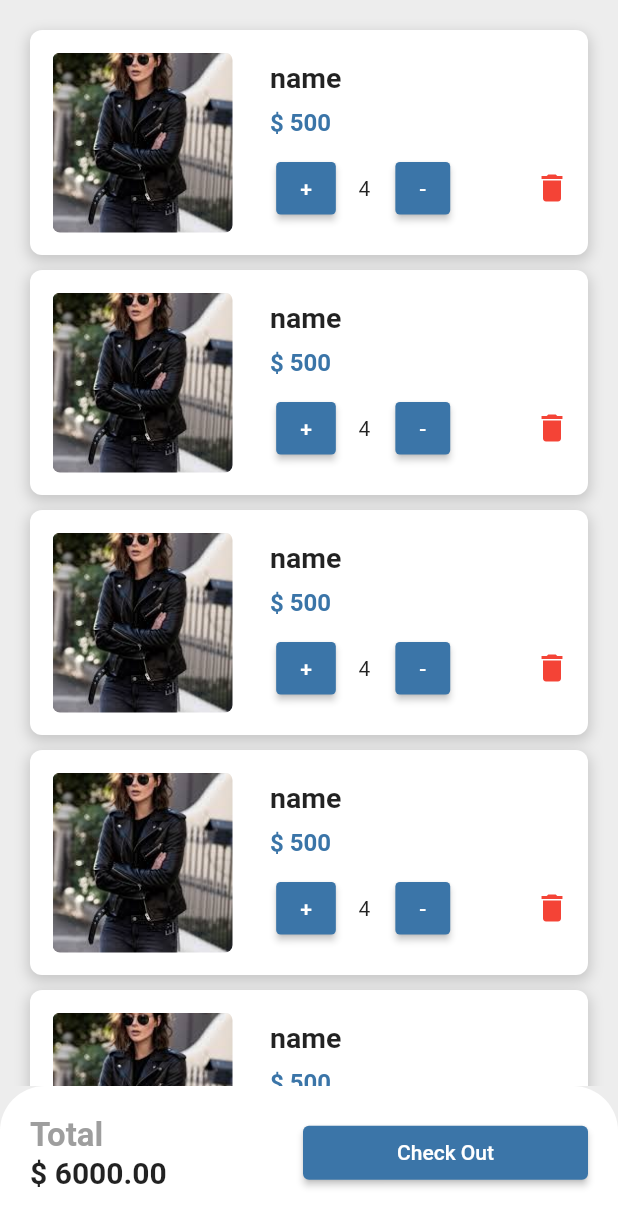
After one commit to Reem395/ITI_NewShopApp_Graduation, a Flutter app: the CartPage screen opened directly, on a phone screen of 412 x 824 dp. The commit adds this screen. Shown: the top 1227 px of the screen. Run offline on Flutter 3.47's test engine with Material 2 defaults, Android fonts, the phone set to English and light mode, and no system bars; our stand-ins replace bloc, carousel_slider, cloud_firestore, conditional_builder_null_safety, dio, firebase_core and 5 more; accounts and stored records are empty; network calls fail.

Commit message:
cartpage added

```diff
--- a/lib/Modules/Block/States.dart
+++ b/lib/Modules/Block/States.dart
@@ -68,3 +68,6 @@ class ShopSuccessSignUpScreen extends ShopStates{
 }
 
 class ShopFailSignUpScreen extends ShopStates{}
+
+class IndexPageChanged extends ShopStates{}
+class Indexbottom extends ShopStates{}
--- /dev/null
+++ b/lib/Modules/cartpage.dart
@@ -0,0 +1,252 @@
+import 'package:flutter/material.dart';
+import 'package:shop_app/Shared/Components.dart';
+
+import '../Shared/constants.dart';
+
+class CartPage extends StatefulWidget {
+  @override
+  _CartPageState createState() => _CartPageState();
+}
+
+class _CartPageState extends State<CartPage> {
+  @override
+  Widget build(BuildContext context) {
+    return Scaffold(
+      backgroundColor: Color.fromARGB(255, 237, 237, 237),
+      // appBar: AppBar(
+      //   centerTitle: true,
+      //   leading: Icon(Icons.arrow_back),
+      //   title: Column(
+      //     children: [
+      //       const Text(
+      //         "Your Cart",
+      //         style: TextStyle(color: Colors.black),
+      //       ),
+      //       Text(
+      //         "10 items",
+      //         style: Theme.of(context).textTheme.caption,
+      //       ),
+      //     ],
+      //   ),
+      // ),
+
+      body: Container(
+        color: Color.fromARGB(255, 237, 237, 237),
+        child: ListView(
+          children: <Widget>[
+            Padding(
+              padding: EdgeInsets.all(15),
+              child: Column(
+                children: List.generate(5, (index) {
+                  return Padding(
+                    padding: const EdgeInsets.all(5.0),
+                    child: Container(
+                      decoration: BoxDecoration(
+                        borderRadius: BorderRadius.circular(8),
+                        color: Colors.white,
+                        boxShadow:[
+                          BoxShadow(
+                            color: Colors.grey.withOpacity(0.5),
+                            spreadRadius: 1,
+                            blurRadius: 7,
+                            offset: Offset(0, 3), // changes position of shadow
+                          ),
+                        ] ,
+                      ),
+                      child: Row(
+                        children: [
+                          Padding(
+                            padding: const EdgeInsets.all(15),
+                            child: Column(
+                              children: <Widget>[
+                                Container(
+                                  child: Center(
+                                    child: Container(
+                                      width: 120,
+                                      height: 120,
+                                      decoration: BoxDecoration(
+                                        // boxShadow:[
+                                        //   BoxShadow(
+                                        //     color: Colors.grey.withOpacity(0.5),
+                                        //     spreadRadius: 5,
+                                        //     blurRadius: 2,
+                                        //     offset: Offset(0, 3), // changes position of shadow
+                                        //   ),
+                                        // ] ,
+                                          borderRadius: BorderRadius.circular(5),
+                                          image: const DecorationImage(
+                                              image:
+                                                  AssetImage("assets/images/girl.png"),
+                                              fit: BoxFit.cover)),
+                                    ),
+                                  ),
+                                ),
+                              ],
+                            ),
+                          ),
+                          const SizedBox(
+                            width: 10,
+                          ),
+                          Expanded(
+                              child: Column(
+                            crossAxisAlignment: CrossAxisAlignment.start,
+                            children: [
+                              Text(
+                                "name",
+                                style: TextStyle(
+                                  fontSize: 19,
+                                  fontWeight: FontWeight.bold
+                                ),
+                              ),
+                             const SizedBox(
+                                height: 10,
+                              ),
+                              Text(
+                                    "\$ 500",
+                                    style: TextStyle(
+                                        fontSize: 16, color: defaultColor,
+                                        fontWeight: FontWeight.bold),
+                                  ),
+                              const SizedBox(
+                                height: 10,
+                              ),
+                                    Row(
+                                        mainAxisAlignment: MainAxisAlignment.spaceBetween,
+                                      children: [
+                                       Row(
+                                          children: [
+                                          ElevatedButton(onPressed: (){
+
+                                        }, child: Text("+"),
+                                          style: ButtonStyle(
+                                            minimumSize:MaterialStateProperty.all(Size(35, 35)) ,
+                                            backgroundColor: MaterialStateProperty.all(defaultColor),
+                                              shape:
+                                                MaterialStateProperty.all<RoundedRectangleBorder>(
+                                                RoundedRectangleBorder(
+                                                  borderRadius: BorderRadius.circular(3),
+                                                ),
+                                              ),
+                                          )
+                                        ),
+                                        const SizedBox(width:11),
+
+                                        Text("4"),
+
+                                        const SizedBox(width:11),
+
+                                        ElevatedButton(onPressed: (){
+                                        },
+                                         child: Text("-"),
+                                          style: ButtonStyle(
+                                            minimumSize:MaterialStateProperty.all(Size(35, 35)) ,
+                                            backgroundColor: MaterialStateProperty.all(defaultColor),
+                                              shape:
+                                                MaterialStateProperty.all<RoundedRectangleBorder>(
+                                                RoundedRectangleBorder(
+                                                  borderRadius: BorderRadius.circular(3),
+                                                ),
+                                              ),
+                                          )
+                                        ),
+
+
+                                    ],
+                                    ),
+                                  IconButton(
+                                    icon: const Icon(
+                                      Icons.delete, ),
+                                    onPressed: () {
+                                      print("Remove Cliked");
+                                    },
+                                    color: Colors.red,)
+                                    ],
+                                  ),
+                              // Row(
+                              //   mainAxisAlignment: MainAxisAlignment.spaceBetween,
+                              //   children: [
+                              //     Text(
+                              //       "\$ 500",
+                              //       style: TextStyle(
+                              //           fontSize: 16, color: defaultColor,
+                              //           fontWeight: FontWeight.bold),
+                              //     ),
+                              //     Text(
+                              //       "x1",
+                              //       style: TextStyle(
+                              //           fontSize: 14,
+                              //           color: Colors.black.withOpacity(0.5),
+                              //           fontWeight: FontWeight.bold),
+                              //     )
+                              //   ],
+                              // )
+                            ],
+                          ))
+                        ],
+                      ),
+                    ),
+                  );
+                }),
+              ),
+            ),
+            const SizedBox(
+              height: 10,
+            ),
+          ],
+        ),
+      ),
+
+      bottomNavigationBar: Container(
+        padding: EdgeInsets.all(20),
+        height: 100,
+        decoration: BoxDecoration(
+          // color: Color.fromARGB(255, 249, 240, 240),
+          color: Colors.white,
+          borderRadius: BorderRadius.only(
+            topLeft: Radius.circular(30),
+            topRight: Radius.circular(30),
+          ),
+        ),
+        child: SafeArea(
+          child: Column(
+            mainAxisSize: MainAxisSize.min,
+            crossAxisAlignment: CrossAxisAlignment.start,
+            children: [
+              Row(
+                mainAxisAlignment: MainAxisAlignment.spaceBetween,
+                children: [
+                  Column(
+                    //mainAxisSize: MainAxisSize.min,
+                    crossAxisAlignment: CrossAxisAlignment.start,
+                    children: [
+                      Text(
+                        "Total",
+                        style: TextStyle(
+                            fontSize: 22,
+                            color: Colors.grey,
+                            fontWeight: FontWeight.bold),
+                      ),
+                      Text(
+                        "\$ 6000.00",
+                        style: TextStyle(
+                            fontSize: 20, fontWeight: FontWeight.bold),
+                      ),
+                    ],
+                  ),
+                  SizedBox(
+                    width: 190,
+                    child: ElevatedButton(
+                      style: ButtonStyle(backgroundColor:MaterialStateProperty.all(defaultColor)),
+                      child: Text("Check Out"),
+                      onPressed: () {},
+                    ),
+                  ),
+                ],
+              ),
+            ],
+          ),
+        ),
+      ),
+    );
+  }
+}
```
Also changed, not shown: lib/Layout/shopLayout.dart (+31 -26 lines), lib/Modules/AccountInfoScreen.dart (+9 -0 lines), lib/Modules/Block/Cubit.dart (+24 -0 lines), lib/Modules/favouriteScreen.dart (+6 -1 lines), lib/Modules/profile.dart (+14 -1 lines), lib/Shared/Components.dart (+22 -0 lines).
